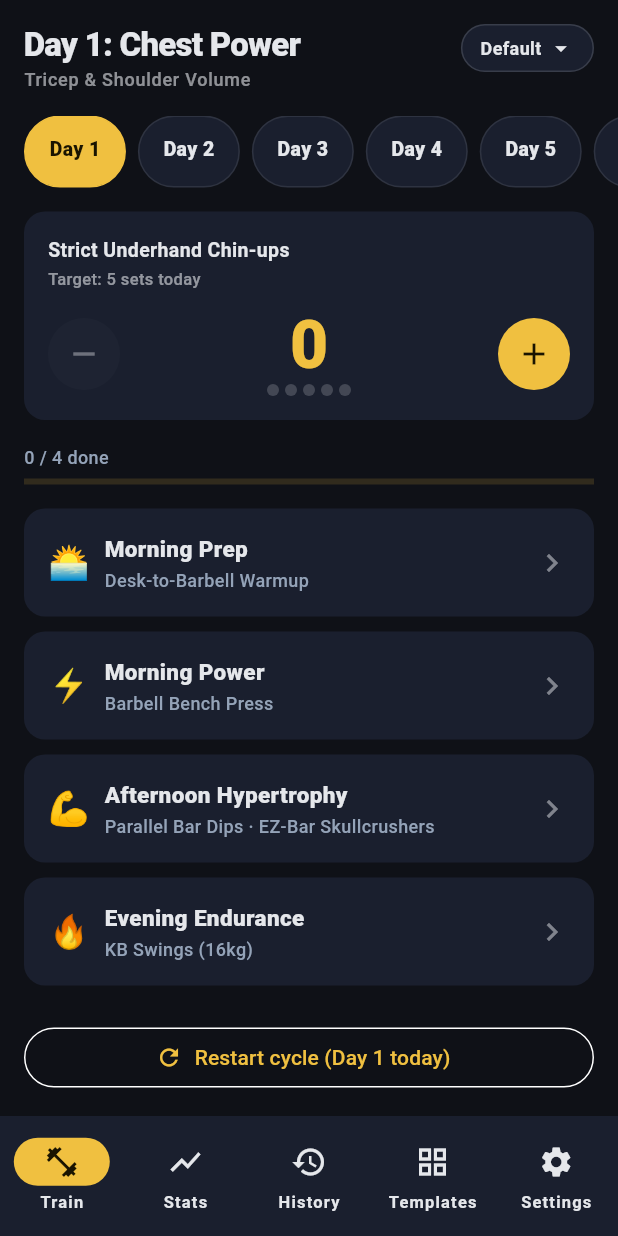
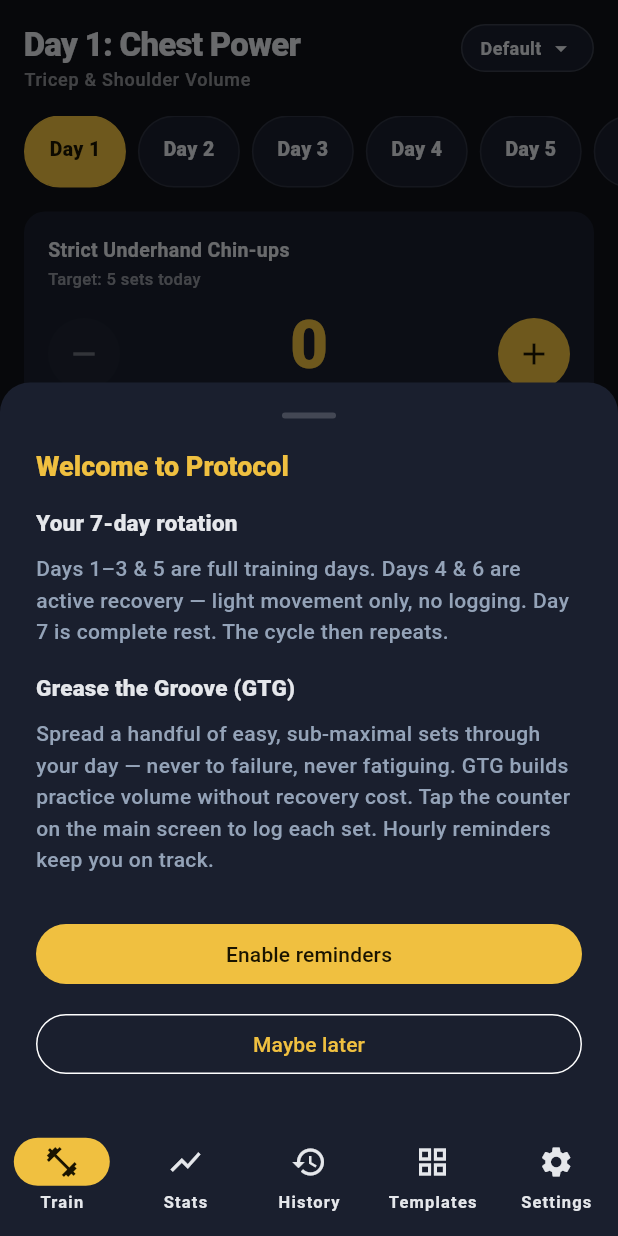
Before and after one commit to SexyCrowbar/training-plan, a Flutter app: the screen it shows after launch, on a phone screen of 412 x 824 dp. Run offline on Flutter 3.47's test engine with Material 3 defaults, Android fonts, the phone set to English and light mode, and no system bars; our stand-ins replace drift, file_picker, fl_chart, flutter_local_notifications, flutter_riverpod, go_router and 2 more; missing offline and left inert: android_alarm_manager_plus, sqlite3; accounts and stored records are empty; generated files the repository leaves out were written again.

Commit message:
feat(onboarding): first-run intro + one-tap reminder enabling
Co-Authored-By: Claude Opus 4.8 <noreply@anthropic.com>

```diff
--- a/lib/data/repositories/settings_repository.dart
+++ b/lib/data/repositories/settings_repository.dart
@@ -8,6 +8,7 @@ class SettingsKeys {
   static const endHour = 'end_hour';
   static const restTimerAlertEnabled = 'rest_timer_alert_enabled';
   static const planVersion = 'plan_version';
+  static const onboardingSeen = 'onboarding_seen';
 }
 
 class SettingsRepository {
--- /dev/null
+++ b/lib/features/onboarding/onboarding_sheet.dart
@@ -0,0 +1,143 @@
+import 'package:flutter/material.dart';
+import 'package:flutter_riverpod/flutter_riverpod.dart';
+
+import '../../app_providers.dart';
+import '../../data/repositories/settings_repository.dart';
+import '../../notifications/notification_helper.dart';
+import '../../notifications/reminder_scheduler.dart';
+import '../../theme/colors.dart';
+
+/// One-time first-run intro sheet. Shows the 7-day rotation overview and
+/// offers a single-tap to enable GTG reminders.
+///
+/// Callers must NOT make this sheet dismissible by back-swipe because the
+/// caller already persists [SettingsKeys.onboardingSeen] before showing —
+/// pass `isDismissible: false` and `enableDrag: false` to [showModalBottomSheet].
+class OnboardingSheet extends ConsumerStatefulWidget {
+  const OnboardingSheet({super.key});
+
+  @override
+  ConsumerState<OnboardingSheet> createState() => _OnboardingSheetState();
+}
+
+class _OnboardingSheetState extends ConsumerState<OnboardingSheet> {
+  bool _loading = false;
+
+  Future<void> _enableReminders() async {
+    setState(() => _loading = true);
+    try {
+      final granted = await NotificationHelper.requestPermissions();
+      if (!mounted) return;
+      if (granted) {
+        final settings = ref.read(settingsRepositoryProvider);
+        await settings.setBool(SettingsKeys.remindersEnabled, true);
+        // Ensure default window hours exist so the scheduler has valid values.
+        final startHour = await settings.getInt(SettingsKeys.startHour);
+        if (startHour == null) {
+          await settings.setInt(SettingsKeys.startHour, 9);
+        }
+        final endHour = await settings.getInt(SettingsKeys.endHour);
+        if (endHour == null) {
+          await settings.setInt(SettingsKeys.endHour, 18);
+        }
+        await ReminderScheduler.scheduleNext(
+          enabled: true,
+          startHour: startHour ?? 9,
+          endHour: endHour ?? 18,
+        );
+      }
+    } finally {
+      if (mounted) {
+        Navigator.of(context).pop();
+      }
+    }
+  }
+
+  @override
+  Widget build(BuildContext context) {
+    final scheme = Theme.of(context).colorScheme;
+    return SafeArea(
+      child: Padding(
+        padding: const EdgeInsets.fromLTRB(24, 20, 24, 24),
+        child: Column(
+          mainAxisSize: MainAxisSize.min,
+          crossAxisAlignment: CrossAxisAlignment.stretch,
+          children: [
+            // Handle indicator
+            Center(
+              child: Container(
+                width: 36,
+                height: 4,
+                decoration: BoxDecoration(
+                  color: scheme.onSurface.withValues(alpha: 0.2),
+                  borderRadius: BorderRadius.circular(2),
+                ),
+              ),
+            ),
+            const SizedBox(height: 20),
+            Text(
+              'Welcome to Protocol',
+              style: Theme.of(context).textTheme.titleLarge?.copyWith(
+                color: scheme.primary,
+                fontWeight: FontWeight.w900,
+              ),
+            ),
+            const SizedBox(height: 16),
+            Text(
+              'Your 7-day rotation',
+              style: Theme.of(
+                context,
+              ).textTheme.titleMedium?.copyWith(color: scheme.textHi),
+            ),
+            const SizedBox(height: 8),
+            Text(
+              'Days 1–3 & 5 are full training days. '
+              'Days 4 & 6 are active recovery — light movement only, no logging. '
+              'Day 7 is complete rest. The cycle then repeats.',
+              style: TextStyle(
+                fontSize: 14,
+                color: scheme.textMid,
+                height: 1.5,
+              ),
+            ),
+            const SizedBox(height: 16),
+            Text(
+              'Grease the Groove (GTG)',
+              style: Theme.of(
+                context,
+              ).textTheme.titleMedium?.copyWith(color: scheme.textHi),
+            ),
+            const SizedBox(height: 8),
+            Text(
+              'Spread a handful of easy, sub-maximal sets through your day — '
+              'never to failure, never fatiguing. GTG builds practice volume without '
+              'recovery cost. Tap the counter on the main screen to log each set. '
+              'Hourly reminders keep you on track.',
+              style: TextStyle(
+                fontSize: 14,
+                color: scheme.textMid,
+                height: 1.5,
+              ),
+            ),
+            const SizedBox(height: 28),
+            FilledButton(
+              onPressed: _loading ? null : _enableReminders,
+              child: _loading
+                  ? const SizedBox(
+                      height: 18,
+                      width: 18,
+                      child: CircularProgressIndicator(strokeWidth: 2),
+                    )
+                  : const Text('Enable reminders'),
+            ),
+            const SizedBox(height: 12),
+            OutlinedButton(
+              onPressed: _loading ? null : () => Navigator.of(context).pop(),
+              child: const Text('Maybe later'),
+            ),
+          ],
+        ),
+      ),
+    );
+  }
+}
```
Also changed, not shown: lib/features/train/train_screen.dart (+49 -0 lines), 1 other file.
